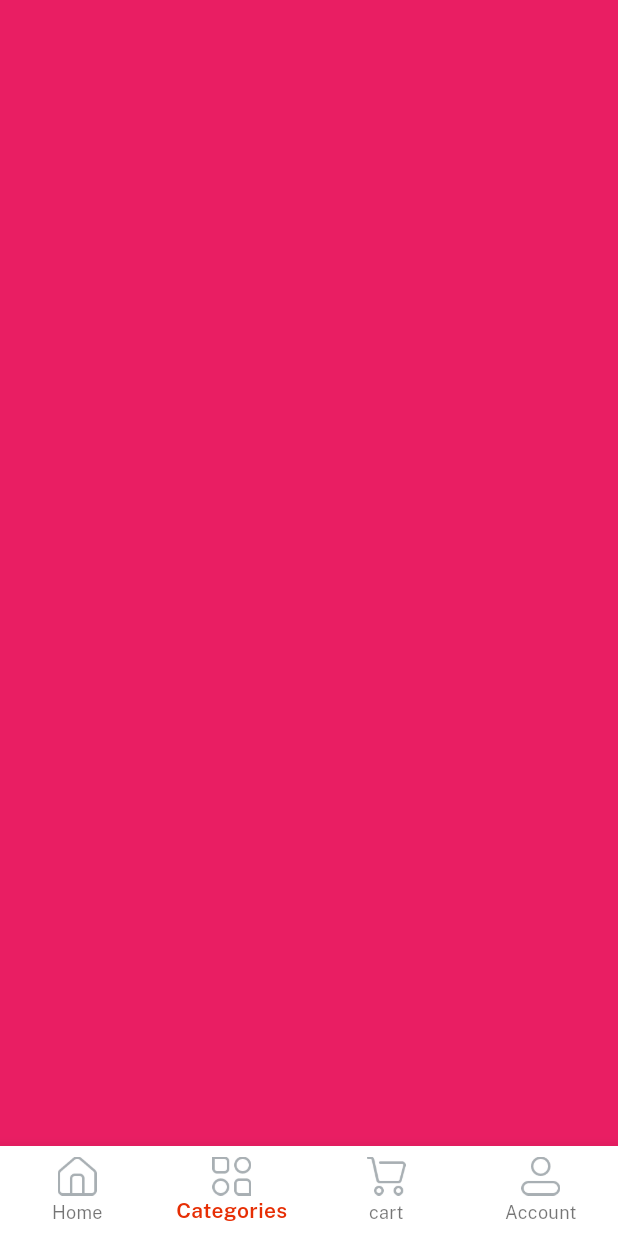
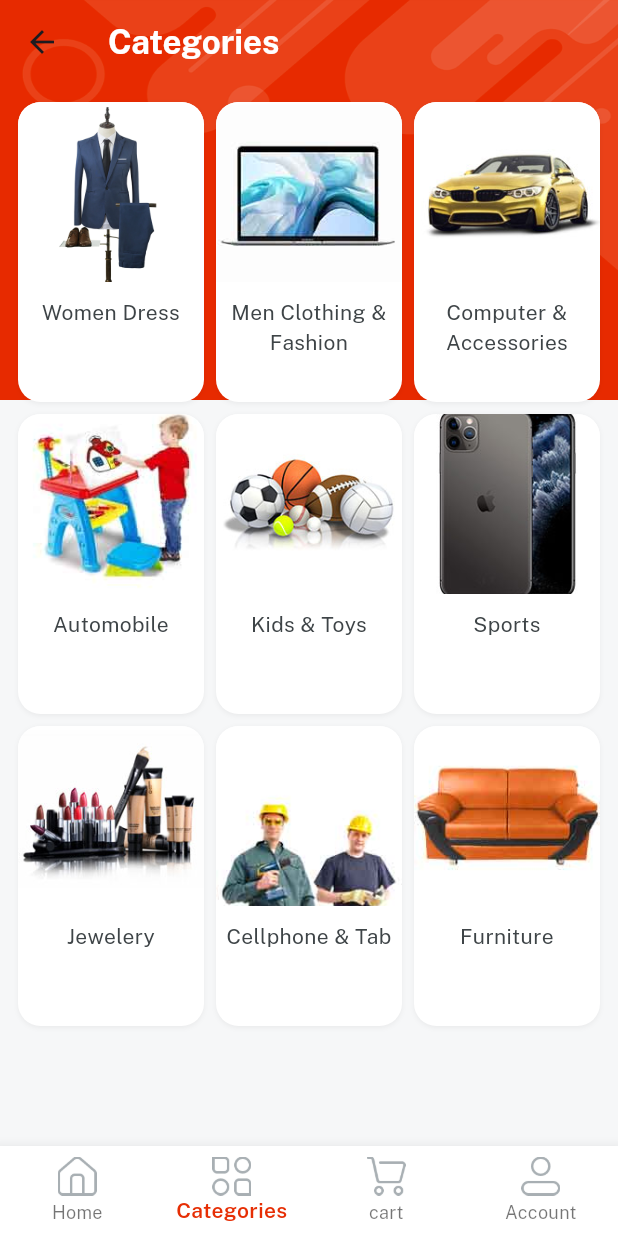
Before and after one commit to Dilshan189/campus_ecommerc_app_project, a Flutter app: the Home screen opened directly, item 2 of the bottom bar chosen, on a phone screen of 412 x 824 dp. Run offline on Flutter 3.47's test engine with Material 3 defaults, Android fonts, the phone set to English and light mode, and no system bars; our stand-ins replace get, velocity_x.

Commit message:
create the category screen

```diff
--- a/lib/consts/list.dart
+++ b/lib/consts/list.dart
@@ -27,3 +27,29 @@ const featuredImages2 = [imgS4,imgS5,imgS6];
 
 const featuredTitleS1 = [womenDress,girlsDress,girlsWatches];
 const featuredTitleS2 = [boysGlasses,mobilePhone,tShirts];
+
+
+const categoryList = [
+  womenDress,
+  menClothingFashion,
+  compAccess,
+  automobile,
+  kidtoys,
+  sports,
+  jewelery,
+  cellphone,
+  furniture,
+
+];
+
+const categoryImages = [
+  imgFc1,
+  imgFc2,
+  imgFc3,
+  imgFc4,
+  imgFc5,
+  imgFc6,
+  imgFc7,
+  imgFc8,
+  imgFc9,
+];
--- a/lib/consts/string.dart
+++ b/lib/consts/string.dart
@@ -45,3 +45,15 @@ const searchanything = "Search anything...." ,
     girlsDress = "Girl Dress",
     featuredProduct = "Featured Product",
     tShirts = "Tshirts";
+
+//category strings
+
+const womenClothing  = "Women Clothing",
+    menClothingFashion = "Men Clothing & Fashion",
+    compAccess = "Computer & Accessories",
+    automobile = "Automobile",
+    kidtoys= "Kids & Toys",
+    sports = "Sports",
+    jewelery = "Jewelery",
+    cellphone = "Cellphone & Tab ",
+    furniture = "Furniture";
--- a/lib/views/category_screen/category_screeen.dart
+++ b/lib/views/category_screen/category_screeen.dart
@@ -1,12 +1,46 @@
+import 'package:campus_ecommerc_app_project/consts/consts.dart';
+import 'package:campus_ecommerc_app_project/consts/list.dart';
+import 'package:campus_ecommerc_app_project/views/category_screen/category_details.dart';
+import 'package:campus_ecommerc_app_project/widgets_common/bg_widget.dart';
 import 'package:flutter/material.dart';
+import 'package:get/get.dart';
 
 class  categoryScreen extends StatelessWidget {
   const  categoryScreen ({super.key});
 
   @override
   Widget build(BuildContext context) {
-    return Container(
-      color: Colors.pink,
+    return bgWidget(
+     child: Scaffold(
+       appBar: AppBar(
+         title: categories.text.fontFamily(bold).white.make(),
+       ),
+       body: Container(
+         padding:  const EdgeInsets.all(12),
+         child: GridView.builder(
+           shrinkWrap: true,
+             itemCount: 9,
+             gridDelegate:  const SliverGridDelegateWithFixedCrossAxisCount(
+                 crossAxisCount: 3,mainAxisSpacing: 8,crossAxisSpacing:8,mainAxisExtent: 200),
+             itemBuilder: (context,index){
+           return Column(
+             children: [
+               Image.asset(categoryImages[index],
+                 height: 120,
+               width: 200,
+               fit: BoxFit.cover),
+               10.heightBox,
+               categoryList[index].text.color(darkFontGrey).align(TextAlign.center).make(),
+
+             ],
+           ).box.white.rounded.clip(Clip.antiAlias).outerShadowSm.make().onTap(() {
+             Get.to(()=>CategoryDetails(title: categoryList[index]));
+           });
+
+             }),
+
+       ),
+     ),
     );
   }
 }
```
Also changed, not shown: lib/views/category_screen/category_details.dart (added, +20 -0 lines), lib/views/home_screen/home_screen.dart (+22 -7 lines).
